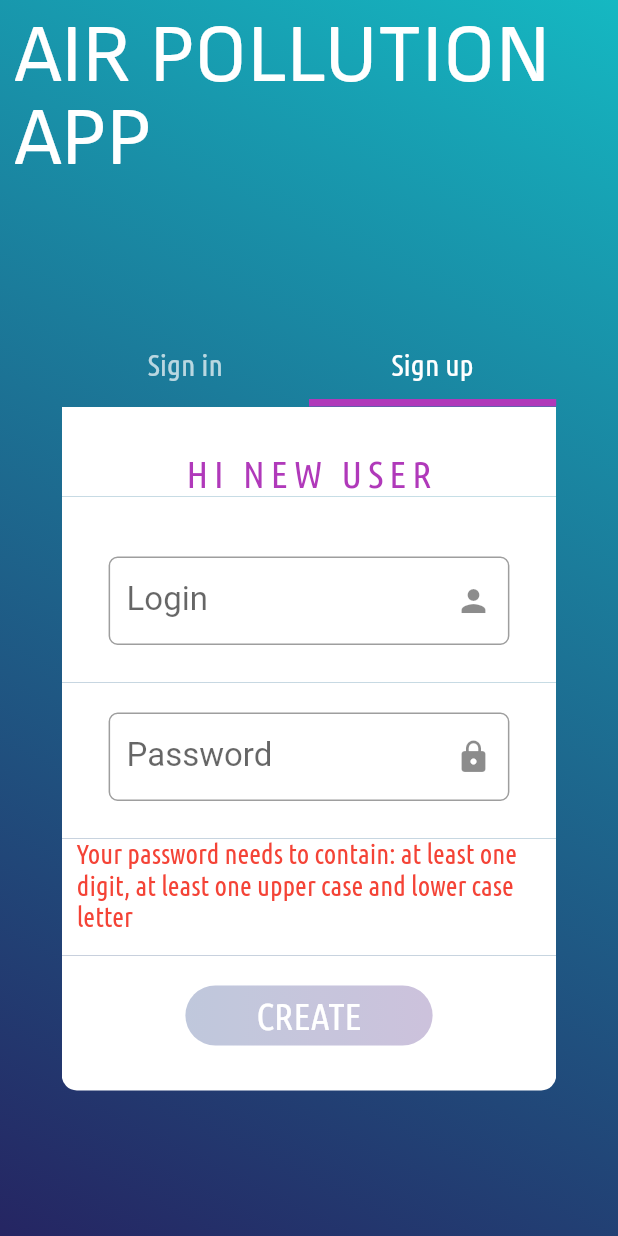
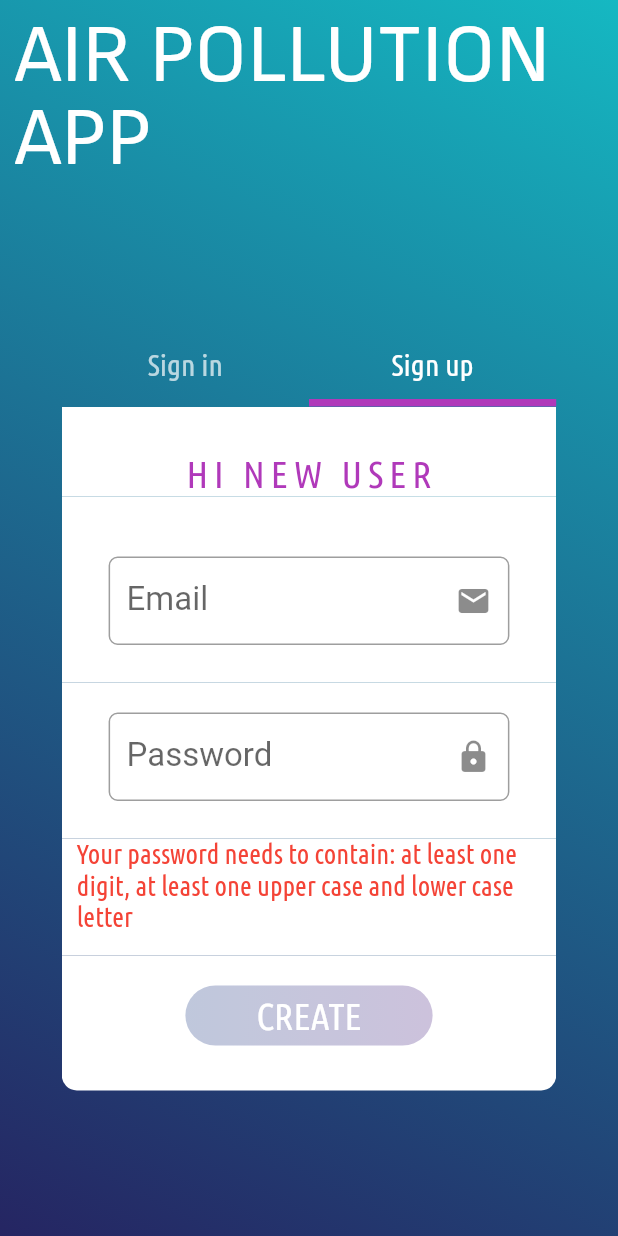
Before and after one commit to pploszczyca/Air-Pollution-Data-Visualizer, a Flutter app: the screen it shows after launch, tab 2 chosen, on a phone screen of 412 x 824 dp. Run offline on Flutter 3.47's test engine with Material 2 defaults, Android fonts, the phone set to English and light mode, and no system bars; our stand-ins replace charts_flutter, dio, flutter_dotenv, loading_animation_widget; missing offline and left inert: .., charts_common, multiselect.

Commit message:
[APDV-83] changes according to comments

```diff
--- a/frontend/lib/Logging/LoginView.dart
+++ b/frontend/lib/Logging/LoginView.dart
@@ -85,14 +85,10 @@ class _LoginViewState extends State<LoginView>
   }
 
   void onSubmitButton() {
-    late AuthenticateForm form;
-    if (_formType == FormType.signin) {
-      form = AuthenticateForm(_emailLoginController.text,
-          _passwordLoginController.text, FormType.signin);
-    } else if (_formType == FormType.signup) {
-      form = AuthenticateForm(_emailCreateController.text,
-          _passwordLoginController.text, FormType.signup);
-    }
+    AuthenticateForm form = AuthenticateForm(
+        _emailLoginController.text,
+        _passwordLoginController.text,
+        _formType);
   }
 
   Container _buildAppBar() => Container(
@@ -103,6 +99,78 @@ class _LoginViewState extends State<LoginView>
             style: TextStyle(
                 fontFamily: 'SofiaSans', fontSize: 55, color: Colors.white)),
       );
+
+  TabBar _buildTabBar() => TabBar(
+    indicatorColor: loginPagePrimaryColor,
+    indicatorWeight: 5,
+    controller: _tabController,
+    tabs: const [
+      Tab(
+        child: Text(
+          'Sign in',
+          style: TextStyle(fontFamily: 'Ubuntu Condensed', fontSize: 20),
+        ),
+      ),
+      Tab(
+        child: Text(
+          'Sign up',
+          style: TextStyle(fontFamily: 'Ubuntu Condensed', fontSize: 20),
+        ),
+      ),
+    ],
+  );
+
+  Expanded _buildExpandedTabs() => Expanded(
+      flex: 1,
+      child: TabBarView(
+        controller: _tabController,
+        children: [
+          _buildInputFormPanel('WELCOME AGAIN', 'LOG IN', _loginButtonState,
+              _emailLoginController, _passwordLoginController, FormType.signin),
+          _buildInputFormPanel('HI NEW USER', 'CREATE', _createButtonState,
+              _emailCreateController, _passwordCreateController, FormType.signup),
+        ],
+      ));
+
+  Container _buildInputFormPanel(
+      String welcomeText,
+      String buttonText,
+      ButtonState buttonState,
+      TextEditingController emailController,
+      TextEditingController passwordController,
+      FormType type) =>
+      Container(
+          decoration: const BoxDecoration(
+              borderRadius: BorderRadius.only(
+                  topLeft: Radius.circular(0),
+                  topRight: Radius.circular(0),
+                  bottomLeft: Radius.circular(10),
+                  bottomRight: Radius.circular(10))),
+          child: ListView(
+            children: <Widget>[
+              _buildWelcomeBanner(welcomeText),
+              _buildEmailInput(emailController),
+              _buildPasswordInput(passwordController),
+              type == FormType.signup
+                  ? _buildPasswordSupportText()
+                  : const SizedBox.shrink(),
+              _buildSubmitButton(buttonText, buttonState),
+            ],
+          ));
+
+  Container _buildWelcomeBanner(String text) => Container(
+      height: 60,
+      decoration: backgroundDecor,
+      alignment: Alignment.topCenter,
+      padding: const EdgeInsets.only(top: 30, left: 20, right: 20, bottom: 0),
+      child: Text(
+        text,
+        style: const TextStyle(
+            fontSize: 25,
+            fontFamily: 'Ubuntu Condensed',
+            color: loginPagePrimaryColor,
+            letterSpacing: 4),
+      ));
 
   Container _buildEmailInput(TextEditingController controller) => Container(
       decoration: backgroundDecor,
@@ -120,11 +188,11 @@ class _LoginViewState extends State<LoginView>
             focusedBorder: OutlineInputBorder(
                 borderSide:
                     BorderSide(width: 2.5, color: loginPagePrimaryColor)),
-            labelText: 'Login',
+            labelText: 'Email',
             labelStyle: TextStyle(
               fontSize: 22,
             ),
-            suffixIcon: Icon(Icons.person),
+            suffixIcon: Icon(Icons.mail),
             border: OutlineInputBorder(
                 borderRadius: BorderRadius.all(Radius.circular(6)),
                 borderSide: BorderSide(width: 2)),
@@ -160,20 +228,6 @@ class _LoginViewState extends State<LoginView>
           ),
           autofocus: true,
         ),
-      ));
-
-  Container _buildWelcomeBanner(String text) => Container(
-      height: 60,
-      decoration: backgroundDecor,
-      alignment: Alignment.topCenter,
-      padding: const EdgeInsets.only(top: 30, left: 20, right: 20, bottom: 0),
-      child: Text(
-        text,
-        style: const TextStyle(
-            fontSize: 25,
-            fontFamily: 'Ubuntu Condensed',
-            color: loginPagePrimaryColor,
-            letterSpacing: 4),
       ));
 
   Container _buildPasswordSupportText() => Container(
@@ -233,64 +287,6 @@ class _LoginViewState extends State<LoginView>
         ),
       ));
 
-  Container _buildInputFormPanel(
-          String welcomeText,
-          String buttonText,
-          ButtonState buttonState,
-          TextEditingController emailController,
-          TextEditingController passwordController,
-          FormType type) =>
-      Container(
-          decoration: const BoxDecoration(
-              borderRadius: BorderRadius.only(
-                  topLeft: Radius.circular(0),
-                  topRight: Radius.circular(0),
-                  bottomLeft: Radius.circular(10),
-                  bottomRight: Radius.circular(10))),
-          child: ListView(
-            children: <Widget>[
-              _buildWelcomeBanner(welcomeText),
-              _buildEmailInput(emailController),
-              _buildPasswordInput(passwordController),
-              type == FormType.signup
-                  ? _buildPasswordSupportText()
-                  : const SizedBox.shrink(),
-              _buildSubmitButton(buttonText, buttonState),
-            ],
-          ));
-
-  TabBar _buildTabBar() => TabBar(
-        indicatorColor: loginPagePrimaryColor,
-        indicatorWeight: 5,
-        controller: _tabController,
-        tabs: const [
-          Tab(
-            child: Text(
-              'Sign in',
-              style: TextStyle(fontFamily: 'Ubuntu Condensed', fontSize: 20),
-            ),
-          ),
-          Tab(
-            child: Text(
-              'Sign up',
-              style: TextStyle(fontFamily: 'Ubuntu Condensed', fontSize: 20),
-            ),
-          ),
-        ],
-      );
-
-  Expanded _buildExpandedTabs() => Expanded(
-      flex: 1,
-      child: TabBarView(
-        controller: _tabController,
-        children: [
-          _buildInputFormPanel('WELCOME AGAIN', 'LOG IN', _loginButtonState,
-              _emailLoginController, _passwordLoginController, FormType.signin),
-          _buildInputFormPanel('HI NEW USER', 'CREATE', _createButtonState,
-              _emailCreateController, _passwordCreateController, FormType.signup),
-        ],
-      ));
-
   @override
   Widget build(BuildContext context) => Scaffold(
       body: SingleChildScrollView(
```
Also changed, not shown: frontend/lib/Logging/utils.dart (+2 -8 lines), frontend/lib/Repository/UserRepository/AuthGetaway.dart (added).
